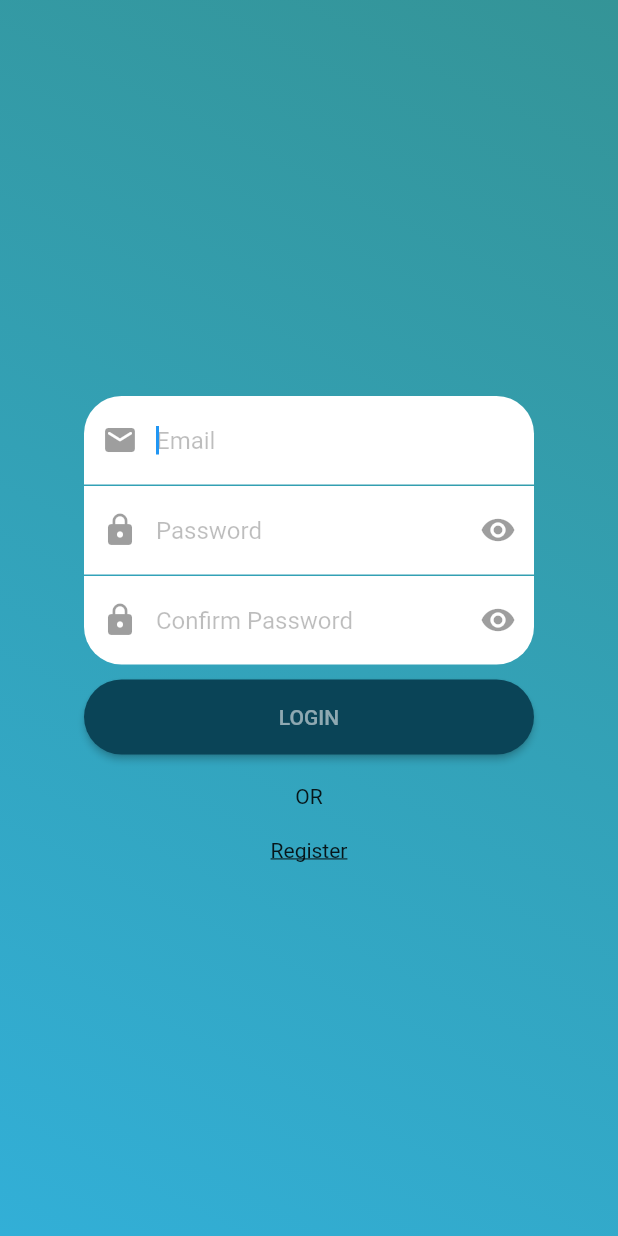
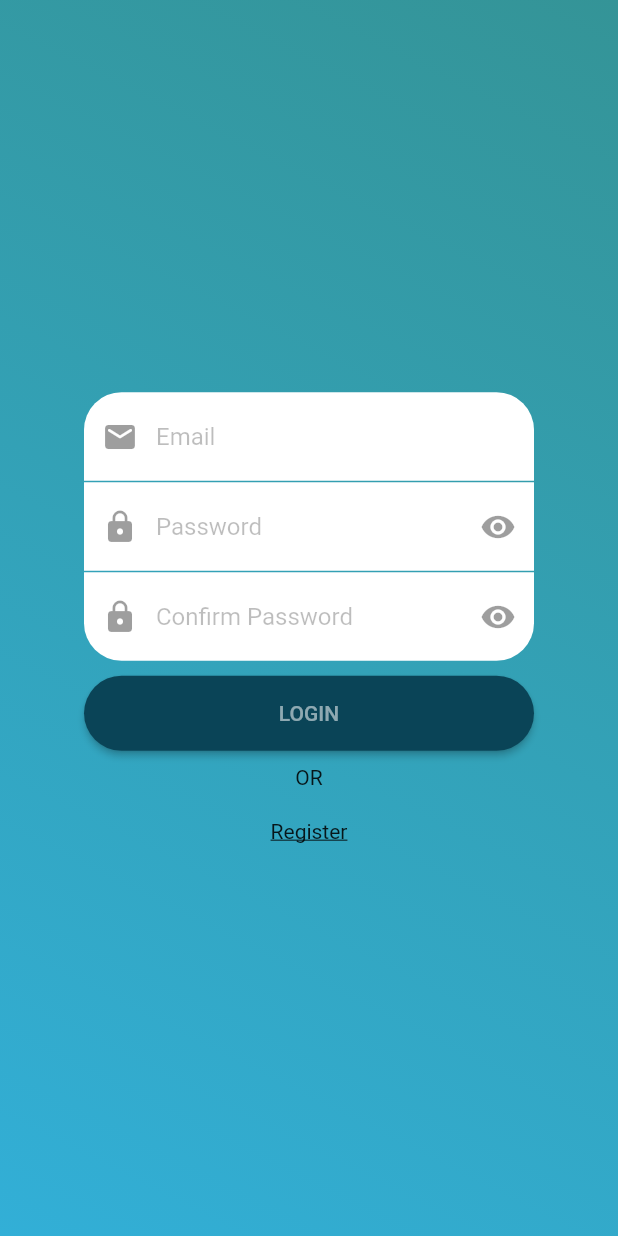
Before and after one commit to pmayur/crypto-currency-tracker, a Flutter app: the screen it shows after launch, on a phone screen of 412 x 824 dp. Run offline on Flutter 3.47's test engine with Material 2 defaults, Android fonts, the phone set to English and light mode, and no system bars; our stand-ins replace firebase_core; accounts and stored records are empty.

Commit message:
Adjust padding in login/signup layout

```diff
--- a/lib/ui/authentication.dart
+++ b/lib/ui/authentication.dart
@@ -9,15 +9,13 @@ class Authentication extends StatefulWidget {
 
 class _AuthenticationState extends State<Authentication> {
   /* Controllers for EMAIL and PASSWORD fields */
-  TextEditingController _emailField = TextEditingController();
-  TextEditingController _passwordField = TextEditingController();
-  List<bool> _isSelected = [true, false];
+  bool isLoginPage = true;
 
   @override
   Widget build(BuildContext context) {
     return Scaffold(
       body: Container(
-        // DECORATION for the entire background
+        // DECORATION for background
         decoration: BoxDecoration(
           gradient: LinearGradient(
             begin: Alignment.topRight,
@@ -29,19 +27,17 @@ class _AuthenticationState extends State<Authentication> {
           ),
         ),
 
-        // CARD with fields
+        // Login / Register form
         child: Container(
           child: Center(
             child: Column(
               mainAxisAlignment: MainAxisAlignment.center,
               children: [
+                // Email container
                 Container(
-                  height: 15,
-                ),
-                Container(
+                  padding: EdgeInsets.only(bottom: 1),
                   width: 300,
                   child: TextField(
-                    autofocus: true,
                     decoration: InputDecoration(
                       filled: true,
                       fillColor: Colors.white,
@@ -62,13 +58,12 @@ class _AuthenticationState extends State<Authentication> {
                     ),
                   ),
                 ),
-                Container(
-                  height: 1,
-                ),
+
+                // Password Container
                 Container(
                   width: 300,
+                  padding: EdgeInsets.only(bottom: 1),
                   child: TextField(
-                    autofocus: true,
                     decoration: InputDecoration(
                       filled: true,
                       fillColor: Colors.white,
@@ -91,13 +86,12 @@ class _AuthenticationState extends State<Authentication> {
                     ),
                   ),
                 ),
-                Container(
-                  height: 1,
-                ),
+
+                // Confirm Password Container
                 Container(
                   width: 300,
+                  padding: EdgeInsets.only(bottom: 10),
                   child: TextField(
-                    autofocus: true,
                     decoration: InputDecoration(
                       filled: true,
                       fillColor: Colors.white,
@@ -122,9 +116,8 @@ class _AuthenticationState extends State<Authentication> {
                     ),
                   ),
                 ),
-                Container(
-                  height: 10,
-                ),
+
+                // Login Button
                 ButtonTheme(
                   height: 50,
                   minWidth: 300,
@@ -139,16 +132,13 @@ class _AuthenticationState extends State<Authentication> {
                   ),
                 ),
 
+                // OR text Container
                 Container(
-                  height: 20,
+                  padding: EdgeInsets.only(top: 10, bottom: 20),
+                  child: Text('OR'),
                 ),
 
-                Text('OR'),
-
-                Container(
-                  height: 20,
-                ),
-
+                // Signup / Login Text Link
                 Text(
                   'Register',
                   style: TextStyle(
```
